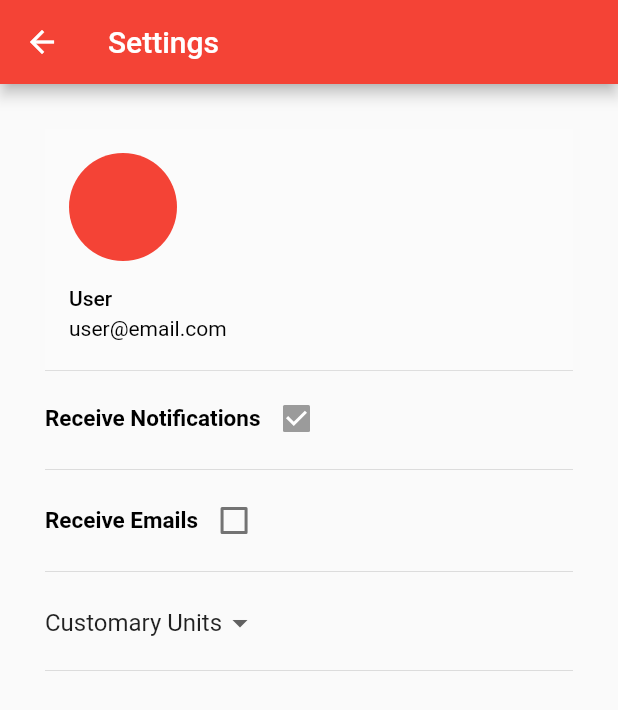
After one commit to amymeikee/JintelComparisonGraphs1, a Flutter app: the SettingsPage screen opened by its route, on a phone screen of 412 x 824 dp. The commit adds this screen. Shown: the top 710 px of the screen. Run offline on Flutter 3.47's test engine with Material 2 defaults, Android fonts, the phone set to English and light mode, and no system bars; our stand-ins replace charts_flutter.

Commit message:
added settingspage.dart

```diff
--- a/lib/main.dart
+++ b/lib/main.dart
@@ -1,5 +1,6 @@
 import 'package:flutter/material.dart';
 import 'package:jintel/healthpage.dart';
+import 'package:jintel/settingspage.dart';
 
 void main() => runApp(new JintelApp());
 
@@ -16,6 +17,7 @@ class JintelApp extends StatelessWidget {
       ),
       routes: <String, WidgetBuilder>{
         '/health': (BuildContext context) => new HealthPage(),
+        '/settings': (BuildContext context) => new SettingsPage()
       },
       home: new HomePage()
     );
@@ -68,8 +70,10 @@ class HomePage extends StatelessWidget {
               new ListTile(
                 title: new Text('Settings'),
                 onTap: () {
-                  print('Tapped Settings');
-                  Navigator.pop(context);
+                  Navigator.push(
+                    context,
+                    new MaterialPageRoute(builder: (context) => new SettingsPage()),
+                  );
                 }
               )
             ],
--- /dev/null
+++ b/lib/settingspage.dart
@@ -0,0 +1,94 @@
+import 'package:flutter/material.dart';
+
+class SettingsPage extends StatelessWidget {
+  final bool receiveEmails = false;
+  @override
+  Widget build(BuildContext context) {
+    return new Scaffold(
+      appBar: new AppBar(
+        title: new Text("Settings"),
+      ),
+      body: new Container(
+        margin: EdgeInsets.all(30.0),
+        child: new Column(
+        crossAxisAlignment: CrossAxisAlignment.start,
+        children: <Widget>[
+        new UserAccountsDrawerHeader(
+          currentAccountPicture: new CircleAvatar(
+            backgroundColor: Colors.red,
+          ),
+          accountName: new Text('User', style: new TextStyle(color: Colors.black)),
+          accountEmail: new Text('user@email.com', style: new TextStyle(color: Colors.black)),
+          decoration: new BoxDecoration(
+            color: Colors.white10
+          ),
+        ),
+        new Row(
+          children: <Widget>[
+            new RichText(
+              text: new TextSpan(
+                style: new TextStyle(
+                  fontSize: 15.0,
+                  color: Colors.black
+                ),
+                children: <TextSpan>[
+                  new TextSpan(
+                    style: new TextStyle(fontWeight: FontWeight.w600),
+                    text: 'Receive Notifications'
+                  )
+                ]
+              ),
+            ),
+            new Checkbox(
+              tristate: true,
+              onChanged: null,
+              value: true,
+            )
+          ],
+        ),
+        new Divider(height: 20.0),
+        new Row(
+          children: <Widget>[
+            new RichText(
+              text: new TextSpan(
+                style: new TextStyle(
+                  fontSize: 15.0,
+                  color: Colors.black
+                ),
+                children: <TextSpan>[
+                  new TextSpan(
+                    style: new TextStyle(fontWeight: FontWeight.w600),
+                    text: 'Receive Emails'
+                  )
+                ]
+              ),
+            ),
+            new Checkbox(
+              tristate: this.receiveEmails,
+              onChanged: (bool) => print(bool),
+              value: this.receiveEmails,
+            )
+          ],
+        ),
+        new Divider(height: 20.0),
+        new DropdownButtonHideUnderline(
+          child: new DropdownButton<String>(
+            value: "Customary Units",
+            onChanged: (String measurementScale) {
+              print(measurementScale);
+            },
+            items: <String>["Customary Units", "Metric Units"].map((String value) {
+              return new DropdownMenuItem<String>(
+                value: value,
+                child: new Text(value),
+              );
+            }).toList()
+          )
+        ),
+        new Divider()
+        ],
+      ),
+      )
+    );
+  }
+}
```
Also changed, not shown: pubspec.lock.
